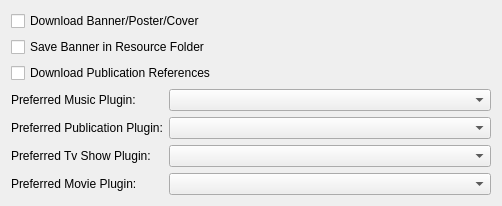
Before: the Qt Designer form kcm/configfetcher.ui in KDE/nepomuk-webminer, drawn with Qt 5.
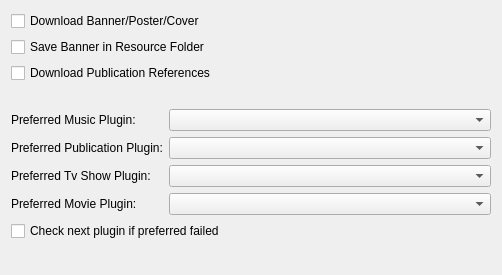
After: the same form once the commit is applied. Custom widgets are drawn as their Qt base class.

Commit message:
Allow to disable checking more than the favorite plugin for the fetching
Usually the preferred plugin is the first to look at and than any other
plugin will be used untill a result could be found or all plugins failed

This allows to disable this behaviour and check the preferred plugin only

Patch:
```diff
--- a/kcm/configfetcher.ui
+++ b/kcm/configfetcher.ui
@@ -7,7 +7,7 @@
     <x>0</x>
     <y>0</y>
     <width>502</width>
-    <height>205</height>
+    <height>275</height>
    </rect>
   </property>
   <property name="windowTitle">
@@ -35,6 +35,22 @@
      </property>
     </widget>
    </item>
+   <item>
+    <spacer name="verticalSpacer_2">
+     <property name="orientation">
+      <enum>Qt::Vertical</enum>
+     </property>
+     <property name="sizeType">
+      <enum>QSizePolicy::Fixed</enum>
+     </property>
+     <property name="sizeHint" stdset="0">
+      <size>
+       <width>20</width>
+       <height>20</height>
+      </size>
+     </property>
+    </spacer>
+   </item>
    <item>
     <layout class="QFormLayout" name="formLayout">
      <item row="0" column="0">
@@ -107,6 +123,16 @@
      </item>
     </layout>
    </item>
+   <item>
+    <widget class="QCheckBox" name="checkOtherPlugins">
+     <property name="toolTip">
+      <string>If the preferred plugin did not return any results, this will try the all other plugins until a result could be found.</string>
+     </property>
+     <property name="text">
+      <string>Check next plugin if preferred failed</string>
+     </property>
+    </widget>
+   </item>
    <item>
     <spacer name="verticalSpacer">
      <property name="orientation">
```
The commit also changes 3 other files.
